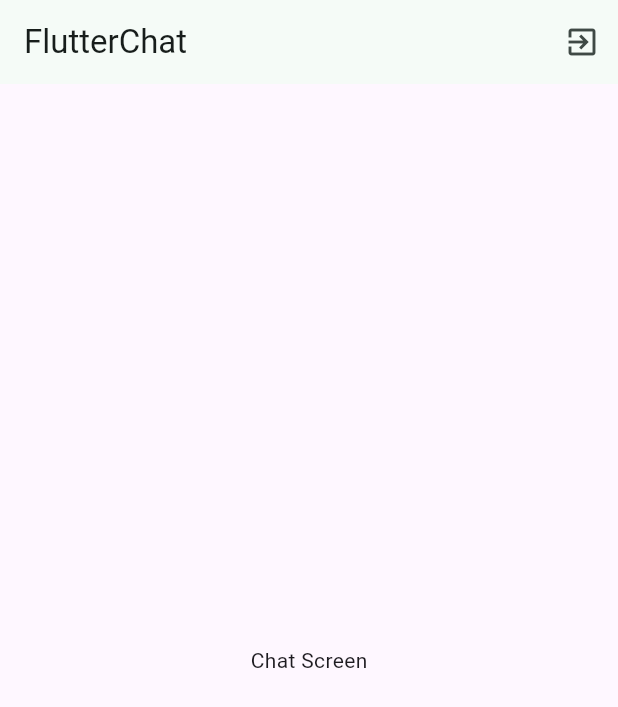
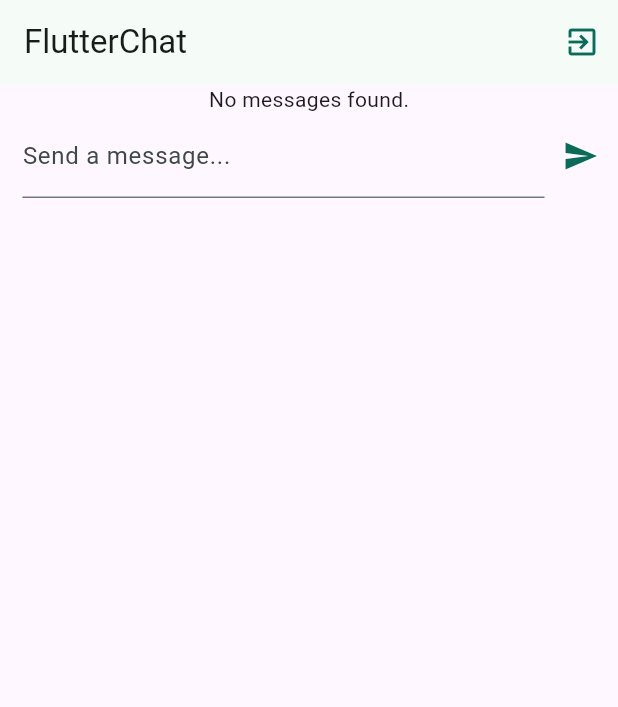
Before and after one commit to EduardoCastillo87/chat_app, a Flutter app: the screen it shows once a user with an empty profile is signed in, on a phone screen of 412 x 824 dp. Shown: the top 707 px of the screen. Run offline on Flutter 3.47's test engine with Material 3 defaults, Android fonts, the phone set to English and light mode, and no system bars; our stand-ins replace firebase_auth, firebase_core; accounts and stored records are empty.

Commit message:
Refactor ChatScreen to include ChatMessages and NewMessage widgets, enhancing the chat interface and user experience.

```diff
--- a/lib/screen/chat.dart
+++ b/lib/screen/chat.dart
@@ -1,3 +1,5 @@
+import 'package:chat_app/widgets/chat_messenges.dart';
+import 'package:chat_app/widgets/new_message.dart';
 import 'package:flutter/material.dart';
 import 'package:firebase_auth/firebase_auth.dart';
 
@@ -14,11 +16,14 @@ class ChatScreen extends StatelessWidget {
             onPressed: () {
               FirebaseAuth.instance.signOut();
             },
-            icon: const Icon(Icons.exit_to_app),
+            icon: Icon(
+              Icons.exit_to_app,
+              color: Theme.of(context).colorScheme.primary,
+            ),
           ),
         ],
       ),
-      body: const Center(child: Text('Chat Screen')),
+      body: Column(children: [ChatMessenges(), NewMessage()]),
     );
   }
 }
```
